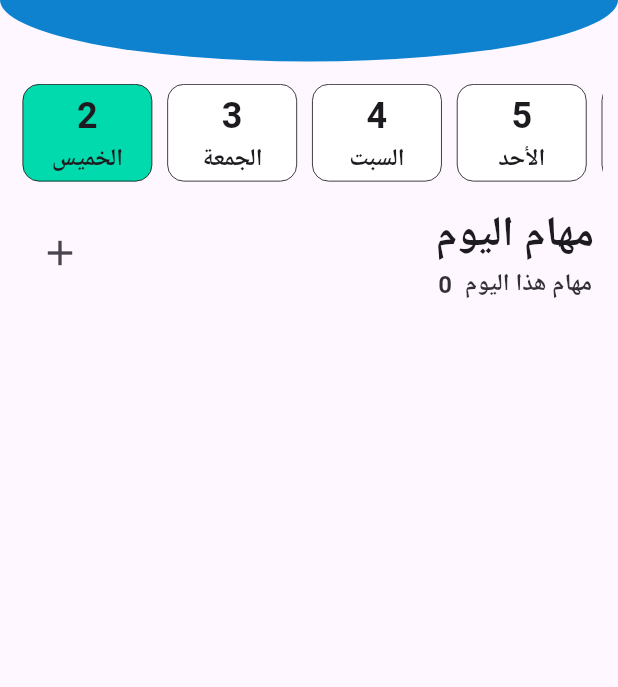
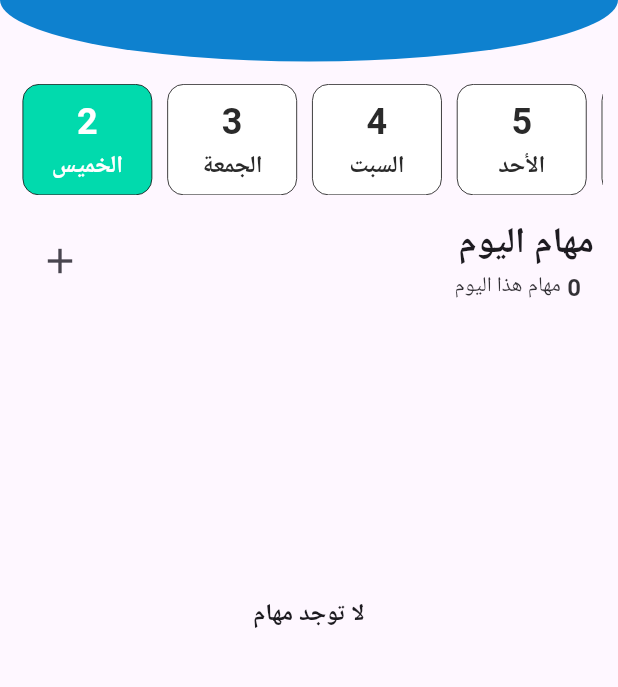
Before and after one commit to islam-kamal/attendance_app, a Flutter app: the TasksTableView screen opened directly, on a phone screen of 412 x 824 dp, the part 93-780 px from its top. Run offline on Flutter 3.47's test engine with Material 3 defaults, Android fonts, the phone set to English and light mode, and no system bars; our stand-ins replace cloud_firestore, dio, firebase_core, firebase_messaging, firebase_storage, flutter_bloc and 17 more; missing offline and left inert: month_year_picker, simple_month_year_picker, whatsapp_chatbot; accounts and stored records are empty; Roboto replaces fonts that are missing (Cairo).

Commit message:
finish phase

```diff
--- a/lib/Base/common/shared.dart
+++ b/lib/Base/common/shared.dart
@@ -3,17 +3,35 @@ import 'package:attendance_app_code/Base/common/theme.dart';
 import 'package:attendance_app_code/main.dart';
 import 'package:flutter/material.dart';
 import 'package:flutter/services.dart';
-import 'package:flutter_screenutil/flutter_screenutil.dart';
 import 'package:flutter_spinkit/flutter_spinkit.dart';
 import 'package:intl/intl.dart' as intl;
 import 'package:localize_and_translate/localize_and_translate.dart';
-import 'package:provider/provider.dart';
+
+import '../../Features/TaskTable/domain/entities/day_entity.dart';
 
 class Shared {
 
   static final  double width = MediaQuery.of(navigatorKey.currentContext!).size.width;
   static final  double height = MediaQuery.of(navigatorKey.currentContext!).size.height;
   static  DateTime task_selected_date =DateTime.now();
+  static  DateTime day_selected_date =DateTime.now();
+  static List<Day> generateMonthDayNames(DateTime dateTime) {
+    List<Day> monthDayNames = [];
+
+    // Iterate through 7 days starting from the current date
+    for (int i = 0; i < 31; i++) {
+      // Add the formatted month day name to the list
+      monthDayNames.add(Day(
+          name: intl.DateFormat.EEEE('ar').format(dateTime),
+          number: dateTime.day,
+          date: dateTime));
+
+      // Increment the date by one day for the next iteration
+      dateTime = dateTime.add(Duration(days: 1));
+    }
+
+    return monthDayNames;
+  }
 
 
   static showLoadingDialog({required BuildContext context}) {
--- a/lib/Features/Attendance_Table/presentation/pages/attendance_tabel_screen.dart
+++ b/lib/Features/Attendance_Table/presentation/pages/attendance_tabel_screen.dart
@@ -127,7 +127,7 @@ class _AttendanceTableScreenState extends State<AttendanceTableScreen> {
                                     ),
 
                                     child: DataTable(
-                                        columnSpacing:  Shared.width * 0.05,
+                                        columnSpacing:  Shared.width * 0.02,
 
                                         horizontalMargin:0,
                                         columns: [
@@ -181,7 +181,7 @@ class _AttendanceTableScreenState extends State<AttendanceTableScreen> {
                                               cells: [
                                                 DataCell(
                                                     Center(child: Text(
-                                                  intl.DateFormat('EE\ndd').format(snap[index]['date'].toDate()),))
+                                                  "${intl. DateFormat("dd").format(snap[index]['date'].toDate())} ${intl. DateFormat.EEEE('ar').format(snap[index]['date'].toDate())}",))
                                                 ),
 
                                                 DataCell(Center(child: Text(
--- /dev/null
+++ b/lib/Features/TaskTable/domain/entities/day_entity.dart
@@ -0,0 +1,6 @@
+class Day {
+  final String name;
+  final int number;
+  final DateTime date ;
+  Day({required this.name, required this.number,required this.date});
+}
--- a/lib/Features/TaskTable/presentation/widgets/custom_days_list_view_widget.dart
+++ b/lib/Features/TaskTable/presentation/widgets/custom_days_list_view_widget.dart
@@ -1,12 +1,9 @@
 import 'package:attendance_app_code/Base/common/shared.dart';
-import 'package:attendance_app_code/Features/TaskTable/presentation/widgets/task_input_dialog.dart';
 import 'package:flutter/cupertino.dart';
 import 'package:flutter/material.dart';
-import 'package:intl/intl.dart';
 
 import '../../../../Base/common/theme.dart';
 import '../../../../Base/utils/styles.dart';
-import '../../../Home/presentation/widgets/times_of_work_list_view.dart';
 import 'custom_tasks_cards_widget.dart';
 
 class CustomDaysListView extends StatefulWidget {
@@ -21,47 +18,31 @@ class _CustomDaysListViewState extends State<CustomDaysListView> {
   int? selected_day;
   @override
   void initState() {
-    selected_day = generateMonthDayNames(now)[0].number;
+    selected_day = Shared.generateMonthDayNames(now)[0].number;
     super.initState();
   }
 
-  List<Day> generateMonthDayNames(DateTime dateTime) {
-    List<Day> monthDayNames = [];
-
-    // Iterate through 7 days starting from the current date
-    for (int i = 0; i < 31; i++) {
-      // Add the formatted month day name to the list
-      monthDayNames.add(Day(
-          name: DateFormat.EEEE('ar').format(dateTime),
-          number: dateTime.day,
-      date: dateTime));
-
-      // Increment the date by one day for the next iteration
-      dateTime = dateTime.add(Duration(days: 1));
-    }
-
-    return monthDayNames;
-  }
 
   @override
   Widget build(BuildContext context) {
-    return Column(children: [
+    return SingleChildScrollView(
+      child: Column(children: [
         Padding(
           padding: const EdgeInsets.symmetric(vertical: 0, horizontal: 10),
           child: Padding(
             padding: const EdgeInsets.symmetric(vertical: 15),
             child: Container(
-            height: 65,
+              height: Shared.width * 0.18,
               child: ListView.builder(
                 shrinkWrap: true,
                 scrollDirection: Axis.horizontal,
-              itemCount: generateMonthDayNames(now).length,
+                itemCount: Shared.generateMonthDayNames(now).length,
                 itemBuilder: (context, index) {
                   return InkWell(
                       onTap: () {
                         setState(() {
-                        selected_day = generateMonthDayNames(now)[index].number;
-                        Shared.task_selected_date = generateMonthDayNames(now)[index].date;
+                          selected_day = Shared.generateMonthDayNames(now)[index].number;
+                          Shared.task_selected_date = Shared.generateMonthDayNames(now)[index].date;
                         });
 
                       },
@@ -76,7 +57,7 @@ class _CustomDaysListViewState extends State<CustomDaysListView> {
                             ),
                             borderRadius: BorderRadius.circular(11),
                             color: selected_day ==
-                                  generateMonthDayNames(now)[index].number
+                                Shared.generateMonthDayNames(now)[index].number
                                 ? kGreenColor
                                 : kWhiteColor,
                           ),
@@ -86,14 +67,25 @@ class _CustomDaysListViewState extends State<CustomDaysListView> {
                               mainAxisAlignment: MainAxisAlignment.center,
                               children: [
                                 Text(
-                                generateMonthDayNames(now)[index]
+                                  Shared.generateMonthDayNames(now)[index]
                                       .number
                                       .toString(),
-                                style: Styles.textStyle24,
+                                  style: Styles.textStyle24.copyWith(
+                                    color: selected_day ==
+                                        Shared.generateMonthDayNames(now)[index].number
+                                        ? kWhiteColor
+                                        : kBlackColor,
+
+                                  ),
                                 ),
                                 Text(
-                                generateMonthDayNames(now)[index].name,
-                                style: Styles.textStyle16,
+                                  Shared.generateMonthDayNames(now)[index].name,
+                                  style: Styles.textStyle16.copyWith(
+                                    color: selected_day ==
+                                        Shared.generateMonthDayNames(now)[index].number
+                                        ? kWhiteColor
+                                        : kBlackColor,
+                                  ),
                                 ),
                               ],
                             ),
@@ -110,13 +102,7 @@ class _CustomDaysListViewState extends State<CustomDaysListView> {
 
 
         CardWidget()
-    ]);
+      ]),
+    );
   }
 }
-
-class Day {
-  final String name;
-  final int number;
-  final DateTime date ;
-  Day({required this.name, required this.number,required this.date});
-}
--- a/lib/Features/TaskTable/presentation/widgets/custom_tasks_cards_widget.dart
+++ b/lib/Features/TaskTable/presentation/widgets/custom_tasks_cards_widget.dart
@@ -55,21 +55,29 @@ class _CardWidgetState extends State<CardWidget> {
                            size: 28,
                          )),
                      Column(
+                       crossAxisAlignment: CrossAxisAlignment.end,
+                       mainAxisAlignment: MainAxisAlignment.end,
                        children: [
                          Text(
                              'مهام اليوم',
-                             style: Styles.textStyle28),
+                             style: Styles.textStyle24),
                           Opacity(
                              opacity: 0.9,
-                             child: Text(
-                               "${snapshot.data!.docs.where((document){
-
-                                 Timestamp timestamp = document['date'] as Timestamp;
-                                 DateTime dateTime = timestamp.toDate();
-                                 return (dateTime.day == Shared.task_selected_date.day);
-                               }).length.toString()}  مهام هذا اليوم",
-                               style: Styles.textStyle16,
-                             )),
+                             child: Row(
+                               mainAxisAlignment: MainAxisAlignment.start,
+                               children: [
+                                 Text("مهام هذا اليوم"),
+                                 Text(
+                                   " ${snapshot.data!.docs.where((document){
+                                     Timestamp timestamp = document['date'] as Timestamp;
+                                     DateTime dateTime = timestamp.toDate();
+                                     return (dateTime.day == Shared.task_selected_date.day);
+                                   }).length.toString()}  ",
+                                   style: Styles.textStyle16,
+                                 )
+                               ],
+                             )
+                          ),
                        ],
                      )
                    ],
@@ -77,7 +85,14 @@ class _CardWidgetState extends State<CardWidget> {
                )),
                 Container(
                   height: Shared.width,
-                  child: ListView(
+                  child: snapshot.data!.docs.where((document){
+          Timestamp timestamp = document['date'] as Timestamp;
+          DateTime dateTime = timestamp.toDate();
+          return (dateTime.day == Shared.task_selected_date.day);
+          }).isEmpty ? Center(
+                    child: Text("لا توجد مهام",
+                    style: TextStyle(fontWeight: FontWeight.bold,fontSize: 16),),
+                  ) : ListView(
                     shrinkWrap: true,
                     children: snapshot.data!.docs.map((DocumentSnapshot document) {
                       Map<String, dynamic> data =
--- a/lib/Features/TaskTable/presentation/widgets/tasks_table_widget.dart
+++ b/lib/Features/TaskTable/presentation/widgets/tasks_table_widget.dart
@@ -1,10 +1,7 @@
-import 'package:attendance_app_code/Features/TaskTable/presentation/widgets/task_input_dialog.dart';
 import 'package:flutter/cupertino.dart';
 import 'package:flutter/material.dart';
-import '../../../../Base/utils/styles.dart';
 import '../../../Home/presentation/widgets/custom_app_bar.dart';
 import 'custom_days_list_view_widget.dart';
-import 'custom_tasks_cards_widget.dart';
 
 class TasksTableView extends StatelessWidget {
   const TasksTableView({super.key});
@@ -16,14 +13,7 @@ class TasksTableView extends StatelessWidget {
         title: 'جدول المهام',
         onPress: () {},
       ),
-      body: SingleChildScrollView(
-        child: Column(
-          children: [
-            const CustomDaysListView(),
-
-          ],
-        ),
-      ),
+      body: const CustomDaysListView(),
     );
   }
 }
--- a/lib/main.dart
+++ b/lib/main.dart
@@ -4,8 +4,6 @@ import 'package:attendance_app_code/Base/Notifications/local_notification_servic
 import 'package:attendance_app_code/Base/common/shared_preference_manger.dart';
 import 'package:attendance_app_code/Base/database/notifications_db.dart';
 import 'package:attendance_app_code/Features/BottomNavigationBar/bottom_navigation_bar_widget.dart';
-import 'package:attendance_app_code/Features/Notifications/presentation/pages/notifications_screen.dart';
-import 'package:attendance_app_code/Features/Home/presentation/pages/homescreen.dart';
 import 'package:attendance_app_code/model/user.dart';
 import 'package:firebase_core/firebase_core.dart';
 import 'package:firebase_messaging/firebase_messaging.dart';
@@ -50,11 +48,9 @@ class MyApp extends StatefulWidget{
 class _MyAppState extends State<MyApp> {
 
   Locale? local;
-  Key? key = UniqueKey();
   void restartApp() {
     setState(() {
       get_Static_data();
-      key = UniqueKey();
     });
   }
 
```
Also changed, not shown: lib/Features/BottomNavigationBar/bottom_navigation_bar_widget.dart (+5 -7 lines), lib/Features/Home/presentation/pages/home_view.dart (+5 -7 lines), lib/Features/Home/presentation/widgets/date_day_view.dart (+42 -23 lines), lib/Features/Home/presentation/widgets/employee_attendence_status.dart (+21 -15 lines), lib/Features/Home/presentation/widgets/home_app_bar.dart (+15 -12 lines). Lines whose indentation alone changed are shown as unchanged.
